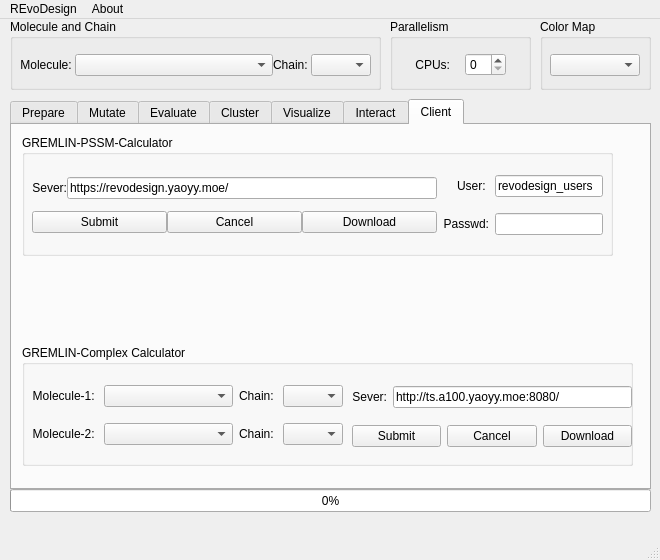
First picture: the form in REvoDesign/UI/REvoDesign-PyMOL.ui, repository YaoYinYing/REvoDesign, before the edit.
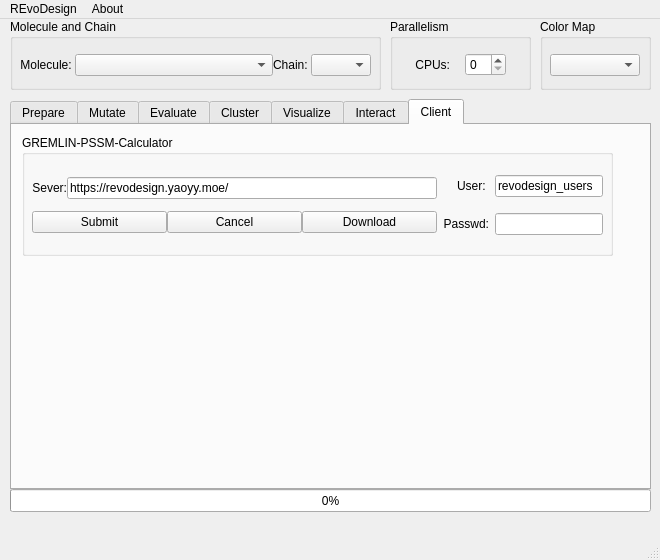
Second picture: the form after the edit. The open tabs and pages were chosen to show the change.

What changed in the file:
```diff
--- a/REvoDesign/UI/REvoDesign-PyMOL.ui
+++ b/REvoDesign/UI/REvoDesign-PyMOL.ui
@@ -3544,255 +3544,6 @@
      <attribute name="title">
       <string>Client</string>
      </attribute>
-     <widget class="QGroupBox" name="groupBox_5">
-      <property name="geometry">
-       <rect>
-        <x>10</x>
-        <y>220</y>
-        <width>611</width>
-        <height>121</height>
-       </rect>
-      </property>
-      <property name="title">
-       <string>GREMLIN-Complex Calculator</string>
-      </property>
-      <widget class="QWidget" name="verticalLayoutWidget_11">
-       <property name="geometry">
-        <rect>
-         <x>330</x>
-         <y>30</y>
-         <width>280</width>
-         <height>83</height>
-        </rect>
-       </property>
-       <layout class="QVBoxLayout" name="verticalLayout_22">
-        <property name="spacing">
-         <number>-1</number>
-        </property>
-        <item>
-         <layout class="QHBoxLayout" name="horizontalLayout_70">
-          <item>
-           <widget class="QLabel" name="label_molecule_8">
-            <property name="text">
-             <string>Sever:</string>
-            </property>
-            <property name="alignment">
-             <set>Qt::AlignRight|Qt::AlignTrailing|Qt::AlignVCenter</set>
-            </property>
-           </widget>
-          </item>
-          <item>
-           <widget class="QLineEdit" name="lineEdit_pssm_gremlin_url_2">
-            <property name="statusTip">
-             <string>Server URL for PSSM GREMLIN calculation.</string>
-            </property>
-            <property name="text">
-             <string>http://ts.a100.yaoyy.moe:8080/</string>
-            </property>
-           </widget>
-          </item>
-         </layout>
-        </item>
-        <item>
-         <layout class="QHBoxLayout" name="horizontalLayout_71">
-          <item>
-           <widget class="QPushButton" name="pushButton_submit_pssm_gremlin_job_2">
-            <property name="statusTip">
-             <string>Submit the selected molecule and chain.</string>
-            </property>
-            <property name="text">
-             <string>Submit</string>
-            </property>
-           </widget>
-          </item>
-          <item>
-           <widget class="QPushButton" name="pushButton_cancel_pssm_gremlin_job_2">
-            <property name="statusTip">
-             <string>Cancel running/queuing task.</string>
-            </property>
-            <property name="text">
-             <string>Cancel</string>
-            </property>
-           </widget>
-          </item>
-          <item>
-           <widget class="QPushButton" name="pushButton_download_pssm_gremlin_job_2">
-            <property name="statusTip">
-             <string>Download completed results.</string>
-            </property>
-            <property name="text">
-             <string>Download</string>
-            </property>
-           </widget>
-          </item>
-         </layout>
-        </item>
-       </layout>
-      </widget>
-      <widget class="QWidget" name="verticalLayoutWidget_2">
-       <property name="geometry">
-        <rect>
-         <x>10</x>
-         <y>30</y>
-         <width>311</width>
-         <height>81</height>
-        </rect>
-       </property>
-       <layout class="QVBoxLayout" name="verticalLayout_8">
-        <property name="spacing">
-         <number>-1</number>
-        </property>
-        <item>
-         <layout class="QHBoxLayout" name="horizontalLayout_68">
-          <item>
-           <widget class="QLabel" name="label_51">
-            <property name="sizePolicy">
-             <sizepolicy hsizetype="Fixed" vsizetype="Preferred">
-              <horstretch>0</horstretch>
-              <verstretch>0</verstretch>
-             </sizepolicy>
-            </property>
-            <property name="text">
-             <string>Molecule-1: </string>
-            </property>
-            <property name="alignment">
-             <set>Qt::AlignRight|Qt::AlignTrailing|Qt::AlignVCenter</set>
-            </property>
-           </widget>
-          </item>
-          <item>
-           <widget class="QComboBox" name="comboBox_molecule_5">
-            <property name="sizePolicy">
-             <sizepolicy hsizetype="Preferred" vsizetype="Minimum">
-              <horstretch>0</horstretch>
-              <verstretch>0</verstretch>
-             </sizepolicy>
-            </property>
-            <property name="maximumSize">
-             <size>
-              <width>300</width>
-              <height>16777215</height>
-             </size>
-            </property>
-            <property name="statusTip">
-             <string>Molecule for design.</string>
-            </property>
-           </widget>
-          </item>
-          <item>
-           <widget class="QLabel" name="label_49">
-            <property name="sizePolicy">
-             <sizepolicy hsizetype="Maximum" vsizetype="Preferred">
-              <horstretch>0</horstretch>
-              <verstretch>0</verstretch>
-             </sizepolicy>
-            </property>
-            <property name="text">
-             <string>Chain: </string>
-            </property>
-            <property name="alignment">
-             <set>Qt::AlignRight|Qt::AlignTrailing|Qt::AlignVCenter</set>
-            </property>
-           </widget>
-          </item>
-          <item>
-           <widget class="QComboBox" name="comboBox_chainid_5">
-            <property name="sizePolicy">
-             <sizepolicy hsizetype="Fixed" vsizetype="Fixed">
-              <horstretch>0</horstretch>
-              <verstretch>0</verstretch>
-             </sizepolicy>
-            </property>
-            <property name="maximumSize">
-             <size>
-              <width>60</width>
-              <height>16777215</height>
-             </size>
-            </property>
-            <property name="statusTip">
-             <string>Chain ID for design.</string>
-            </property>
-           </widget>
-          </item>
-         </layout>
-        </item>
-        <item>
-         <layout class="QHBoxLayout" name="horizontalLayout_69">
-          <item>
-           <widget class="QLabel" name="label_55">
-            <property name="sizePolicy">
-             <sizepolicy hsizetype="Fixed" vsizetype="Preferred">
-              <horstretch>0</horstretch>
-              <verstretch>0</verstretch>
-             </sizepolicy>
-            </property>
-            <property name="text">
-             <string>Molecule-2: </string>
-            </property>
-            <property name="alignment">
-             <set>Qt::AlignRight|Qt::AlignTrailing|Qt::AlignVCenter</set>
-            </property>
-           </widget>
-          </item>
-          <item>
-           <widget class="QComboBox" name="comboBox_molecule_6">
-            <property name="sizePolicy">
-             <sizepolicy hsizetype="Preferred" vsizetype="Minimum">
-              <horstretch>0</horstretch>
-              <verstretch>0</verstretch>
-             </sizepolicy>
-            </property>
-            <property name="maximumSize">
-             <size>
-              <width>300</width>
-              <height>16777215</height>
-             </size>
-            </property>
-            <property name="statusTip">
-             <string>Molecule for design.</string>
-            </property>
-           </widget>
-          </item>
-          <item>
-           <widget class="QLabel" name="label_56">
-            <property name="sizePolicy">
-             <sizepolicy hsizetype="Maximum" vsizetype="Preferred">
-              <horstretch>0</horstretch>
-              <verstretch>0</verstretch>
-             </sizepolicy>
-            </property>
-            <property name="text">
-             <string>Chain: </string>
-            </property>
-            <property name="alignment">
-             <set>Qt::AlignRight|Qt::AlignTrailing|Qt::AlignVCenter</set>
-            </property>
-           </widget>
-          </item>
-          <item>
-           <widget class="QComboBox" name="comboBox_chainid_6">
-            <property name="sizePolicy">
-             <sizepolicy hsizetype="Fixed" vsizetype="Fixed">
-              <horstretch>0</horstretch>
-              <verstretch>0</verstretch>
-             </sizepolicy>
-            </property>
-            <property name="maximumSize">
-             <size>
-              <width>60</width>
-              <height>16777215</height>
-             </size>
-            </property>
-            <property name="statusTip">
-             <string>Chain ID for design.</string>
-            </property>
-           </widget>
-          </item>
-         </layout>
-        </item>
-       </layout>
-      </widget>
-     </widget>
      <widget class="QGroupBox" name="groupBox_3">
       <property name="geometry">
        <rect>
```
Left out of the diff: 13 changed lines with no effect on the pictures.
